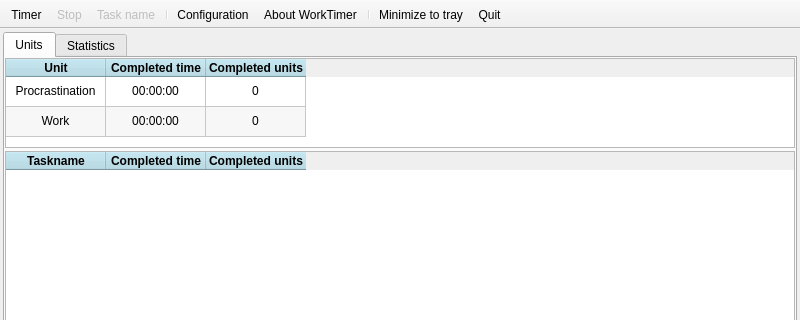
The window that MainWindow.ui (FelixdelasPozas/WorkTimer) describes before a commit, drawn with Qt 5; both pictures show x 0 to 800 and y 0 to 320 of the 800 by 600 pixel window.
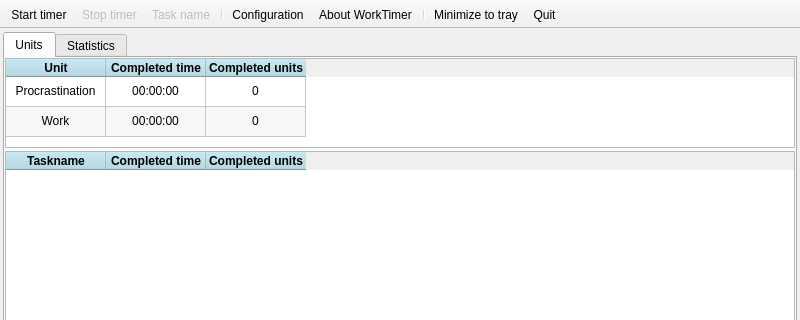
The same window after the commit. Icons and pictures are not drawn. Custom widgets are drawn as their Qt base class.

What changed in the file:
```diff
--- a/MainWindow.ui
+++ b/MainWindow.ui
@@ -305,7 +305,10 @@
      <normaloff>:/WorkTimer/play.svg</normaloff>:/WorkTimer/play.svg</iconset>
    </property>
    <property name="text">
-    <string>Timer</string>
+    <string>Start timer</string>
+   </property>
+   <property name="toolTip">
+    <string>Starts timer</string>
    </property>
    <property name="shortcut">
     <string>Ctrl+S</string>
@@ -374,7 +377,7 @@
      <normaloff>:/WorkTimer/stop.svg</normaloff>:/WorkTimer/stop.svg</iconset>
    </property>
    <property name="text">
-    <string>Stop</string>
+    <string>Stop timer</string>
    </property>
    <property name="toolTip">
     <string>Stops the current unit.</string>
```
Left out of the diff: 6 changed lines with no effect on the pictures.
